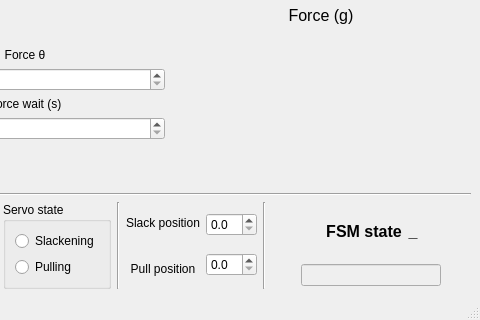
The window that UIdesign.ui (goatsofnaxos/VBAcmd) describes before a commit, drawn with Qt 5; both pictures show x 124 to 604 and y 459 to 779 of the 604 by 779 pixel window.
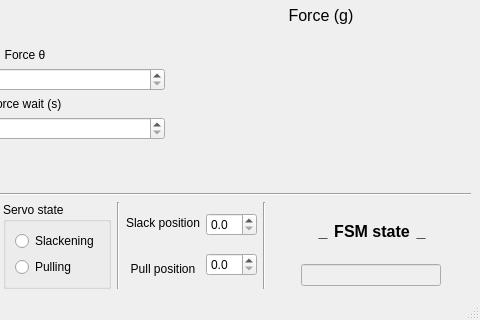
The same window after the commit. Custom widgets are drawn as their Qt base class.

Commit message: trig alert

Patch:
```diff
--- a/UIdesign.ui
+++ b/UIdesign.ui
@@ -703,6 +703,23 @@
             </property>
            </spacer>
           </item>
+          <item>
+           <widget class="QLabel" name="outTrigTextLabel2">
+            <property name="font">
+             <font>
+              <pointsize>12</pointsize>
+              <weight>75</weight>
+              <bold>true</bold>
+             </font>
+            </property>
+            <property name="text">
+             <string>_</string>
+            </property>
+            <property name="alignment">
+             <set>Qt::AlignCenter</set>
+            </property>
+           </widget>
+          </item>
           <item>
            <widget class="QLabel" name="tubeStateTextLabel">
             <property name="font">
```
Left out of the diff: 2 changed lines with no effect on the pictures. The commit also changes 4 other files.
